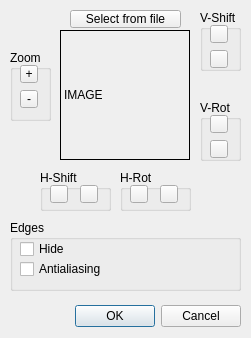
Qt form ui/qdlgmodelthumbnail.ui (CoppeliaRobotics/coppeliaSimLib) before a commit.
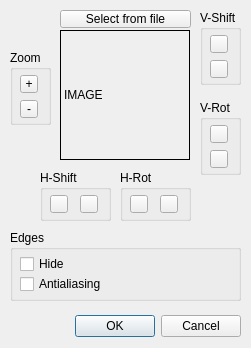
The same form after that commit. Icons and pictures are not drawn.

```diff
--- a/ui/qdlgmodelthumbnail.ui
+++ b/ui/qdlgmodelthumbnail.ui
@@ -7,7 +7,7 @@
     <x>0</x>
     <y>0</y>
     <width>251</width>
-    <height>338</height>
+    <height>348</height>
    </rect>
   </property>
   <property name="windowTitle">
@@ -42,7 +42,7 @@
    <property name="geometry">
     <rect>
      <x>10</x>
-     <y>300</y>
+     <y>310</y>
      <width>231</width>
      <height>32</height>
     </rect>
@@ -57,7 +57,7 @@
      <x>10</x>
      <y>50</y>
      <width>41</width>
-     <height>71</height>
+     <height>75</height>
     </rect>
    </property>
    <property name="title">
@@ -70,7 +70,7 @@
     <property name="geometry">
      <rect>
       <x>10</x>
-      <y>15</y>
+      <y>25</y>
       <width>18</width>
       <height>18</height>
      </rect>
@@ -89,7 +89,7 @@
     <property name="geometry">
      <rect>
       <x>10</x>
-      <y>40</y>
+      <y>50</y>
       <width>18</width>
       <height>18</height>
      </rect>
@@ -111,7 +111,7 @@
      <x>200</x>
      <y>10</y>
      <width>41</width>
-     <height>61</height>
+     <height>75</height>
     </rect>
    </property>
    <property name="title">
@@ -124,7 +124,7 @@
     <property name="geometry">
      <rect>
       <x>10</x>
-      <y>15</y>
+      <y>25</y>
       <width>18</width>
       <height>18</height>
      </rect>
@@ -153,7 +153,7 @@
     <property name="geometry">
      <rect>
       <x>10</x>
-      <y>40</y>
+      <y>50</y>
       <width>18</width>
       <height>18</height>
      </rect>
@@ -185,7 +185,7 @@
      <x>200</x>
      <y>100</y>
      <width>41</width>
-     <height>61</height>
+     <height>75</height>
     </rect>
    </property>
    <property name="title">
@@ -198,7 +198,7 @@
     <property name="geometry">
      <rect>
       <x>10</x>
-      <y>15</y>
+      <y>25</y>
       <width>18</width>
       <height>18</height>
      </rect>
@@ -227,7 +227,7 @@
     <property name="geometry">
      <rect>
       <x>10</x>
-      <y>40</y>
+      <y>50</y>
       <width>18</width>
       <height>18</height>
      </rect>
@@ -259,7 +259,7 @@
      <x>40</x>
      <y>170</y>
      <width>71</width>
-     <height>41</height>
+     <height>51</height>
     </rect>
    </property>
    <property name="title">
@@ -272,7 +272,7 @@
     <property name="geometry">
      <rect>
       <x>40</x>
-      <y>15</y>
+      <y>25</y>
       <width>18</width>
       <height>18</height>
      </rect>
@@ -301,7 +301,7 @@
     <property name="geometry">
      <rect>
       <x>10</x>
-      <y>15</y>
+      <y>25</y>
       <width>18</width>
       <height>18</height>
      </rect>
@@ -333,7 +333,7 @@
      <x>120</x>
      <y>170</y>
      <width>71</width>
-     <height>41</height>
+     <height>51</height>
     </rect>
    </property>
    <property name="title">
@@ -346,7 +346,7 @@
     <property name="geometry">
      <rect>
       <x>40</x>
-      <y>15</y>
+      <y>25</y>
       <width>18</width>
       <height>18</height>
      </rect>
@@ -375,7 +375,7 @@
     <property name="geometry">
      <rect>
       <x>10</x>
-      <y>15</y>
+      <y>25</y>
       <width>18</width>
       <height>18</height>
      </rect>
@@ -404,9 +404,9 @@
   <widget class="QToolButton" name="qqFromFile">
    <property name="geometry">
     <rect>
-     <x>70</x>
+     <x>60</x>
      <y>10</y>
-     <width>111</width>
+     <width>131</width>
      <height>18</height>
     </rect>
    </property>
@@ -421,7 +421,7 @@
    <property name="geometry">
     <rect>
      <x>10</x>
-     <y>220</y>
+     <y>230</y>
      <width>231</width>
      <height>71</height>
     </rect>
@@ -436,8 +436,8 @@
     <property name="geometry">
      <rect>
       <x>10</x>
-      <y>20</y>
-      <width>111</width>
+      <y>25</y>
+      <width>211</width>
       <height>18</height>
      </rect>
     </property>
@@ -452,8 +452,8 @@
     <property name="geometry">
      <rect>
       <x>10</x>
-      <y>40</y>
-      <width>121</width>
+      <y>45</y>
+      <width>211</width>
       <height>18</height>
      </rect>
     </property>
```
